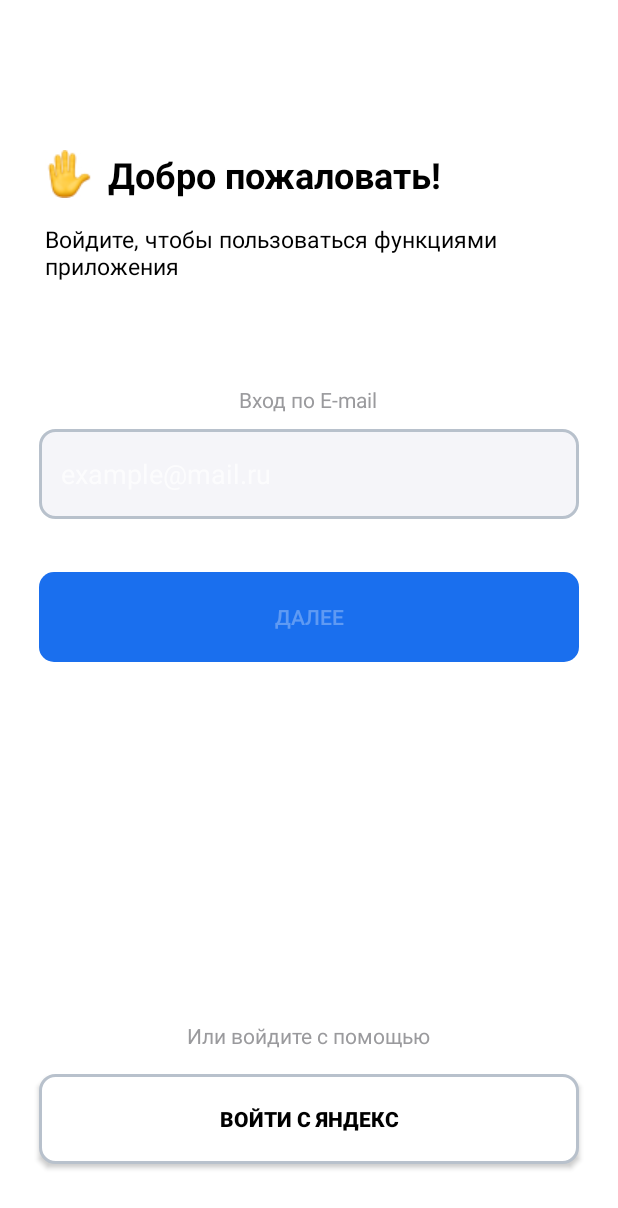
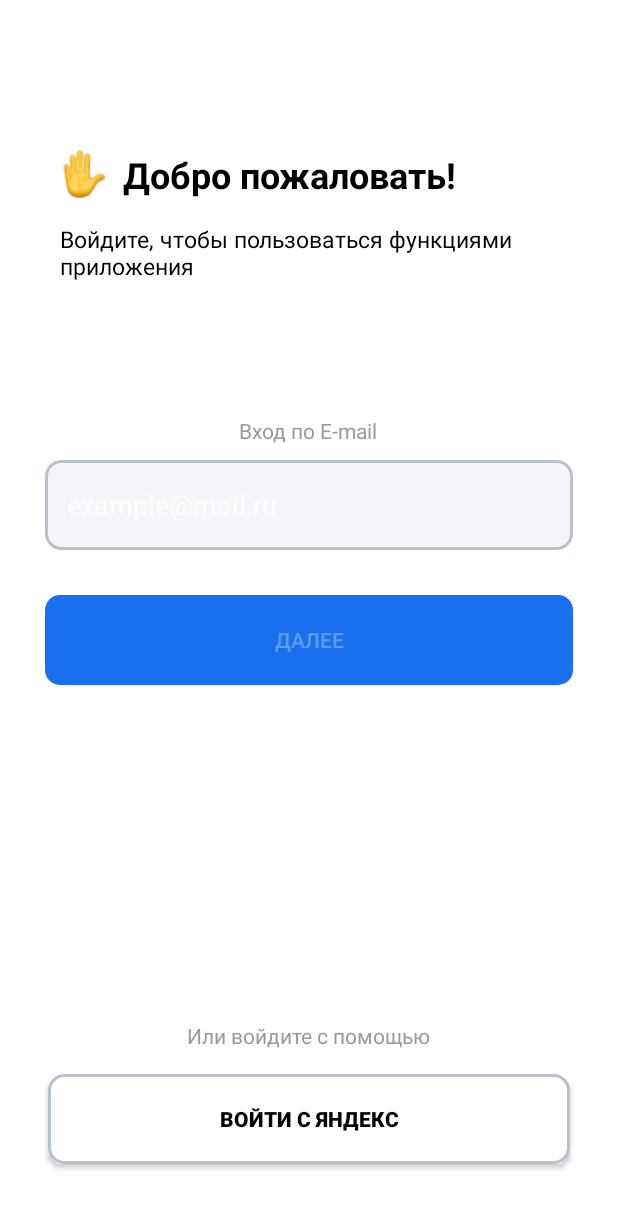
Before and after one commit to tankoman228/MDK_S7, an Android app: the ActivityLoginOrRegister screen opened directly, with no data from a screen before it, on a phone screen of 412 x 824 dp. Shown: the top 1208 px of the screen. Run offline under Robolectric (Android 15) with nearby library versions, the phone set to English and light mode, and no system bars.

Commit message:
исправил вёрстку LoginOrRegister

```diff
--- a/app/src/main/res/layout/activity_login_or_register.xml
+++ b/app/src/main/res/layout/activity_login_or_register.xml
@@ -9,9 +9,11 @@
 
     <LinearLayout
         android:id="@+id/linearLayout"
-        android:layout_width="412dp"
+        android:layout_width="0dp"
         android:layout_height="101dp"
+        android:layout_marginStart="10sp"
         android:layout_marginTop="100dp"
+        android:layout_marginEnd="10sp"
         android:orientation="vertical"
         android:paddingLeft="30dp"
         app:layout_constraintEnd_toEndOf="parent"
@@ -51,9 +53,11 @@
     </LinearLayout>
 
     <LinearLayout
-        android:layout_width="380dp"
+        android:layout_width="0dp"
         android:layout_height="231dp"
+        android:layout_marginStart="30sp"
         android:layout_marginTop="50dp"
+        android:layout_marginEnd="30sp"
         android:gravity="center"
         android:orientation="vertical"
         app:layout_constraintEnd_toEndOf="parent"
@@ -70,22 +74,22 @@
 
         <EditText
             android:id="@+id/etMail"
-            android:layout_width="360dp"
+            android:layout_width="match_parent"
             android:layout_height="60dp"
             android:background="@drawable/edittext"
             android:ems="10"
+            android:hint="example@mail.ru"
             android:inputType="text"
-            android:hint="example@mail.ru"
             android:textColor="@color/greyText" />
 
         <Button
             android:id="@+id/btnMailNext"
-            android:layout_width="360dp"
+            android:layout_width="match_parent"
             android:layout_height="60dp"
-            android:layout_margin="35dp"
+            android:layout_marginTop="30sp"
             android:background="@drawable/buttons_blue"
-            android:text="@string/next"
-            android:enabled="false"/>
+            android:enabled="false"
+            android:text="@string/next" />
     </LinearLayout>
 
     <TextView
@@ -101,11 +105,13 @@
 
     <Button
         android:id="@+id/btnSignInByYandex"
-        android:layout_width="360dp"
+        android:layout_width="0dp"
         android:layout_height="60dp"
+        android:layout_marginStart="32dp"
+        android:layout_marginEnd="32dp"
         android:layout_marginBottom="48dp"
+        android:background="@drawable/buttons_white"
         android:text="@string/yandex"
-        android:background="@drawable/buttons_white"
         android:textColor="@color/black"
         app:layout_constraintBottom_toBottomOf="parent"
         app:layout_constraintEnd_toEndOf="parent"
```
